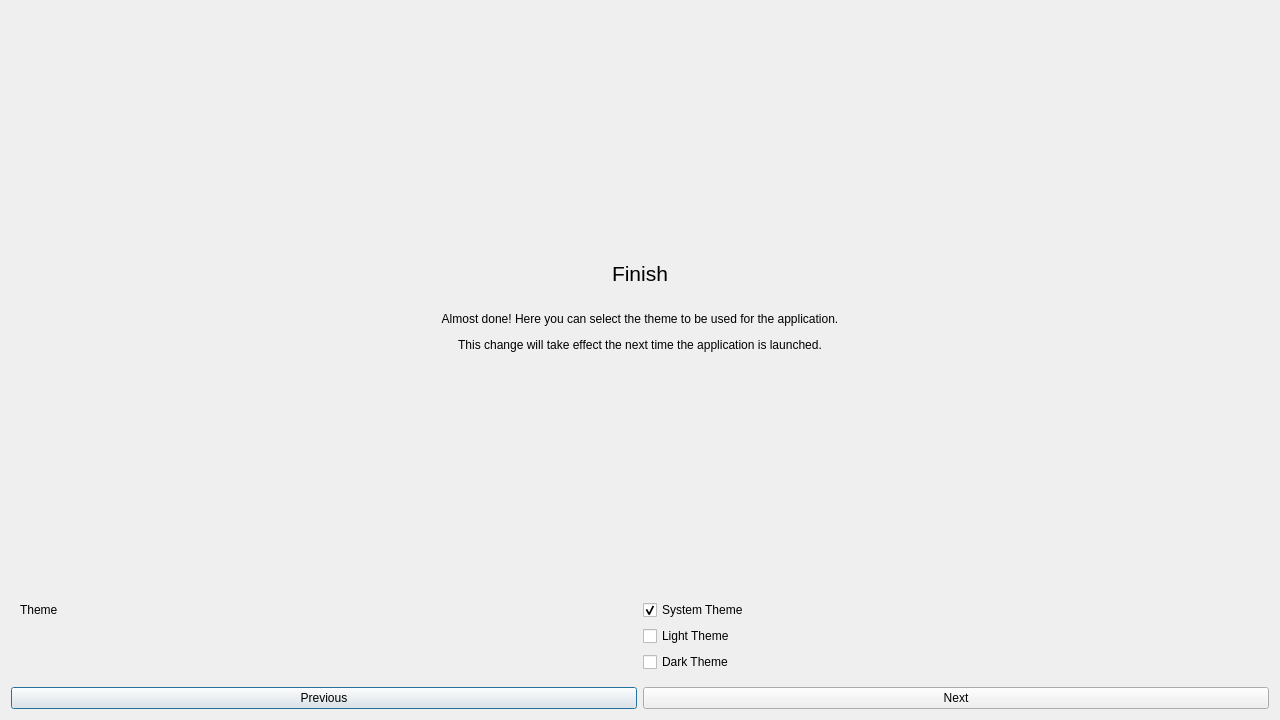
Qt form src/gui/dialogues/firstrundialog.ui (fiffty-50/openPilotLog) before a commit.
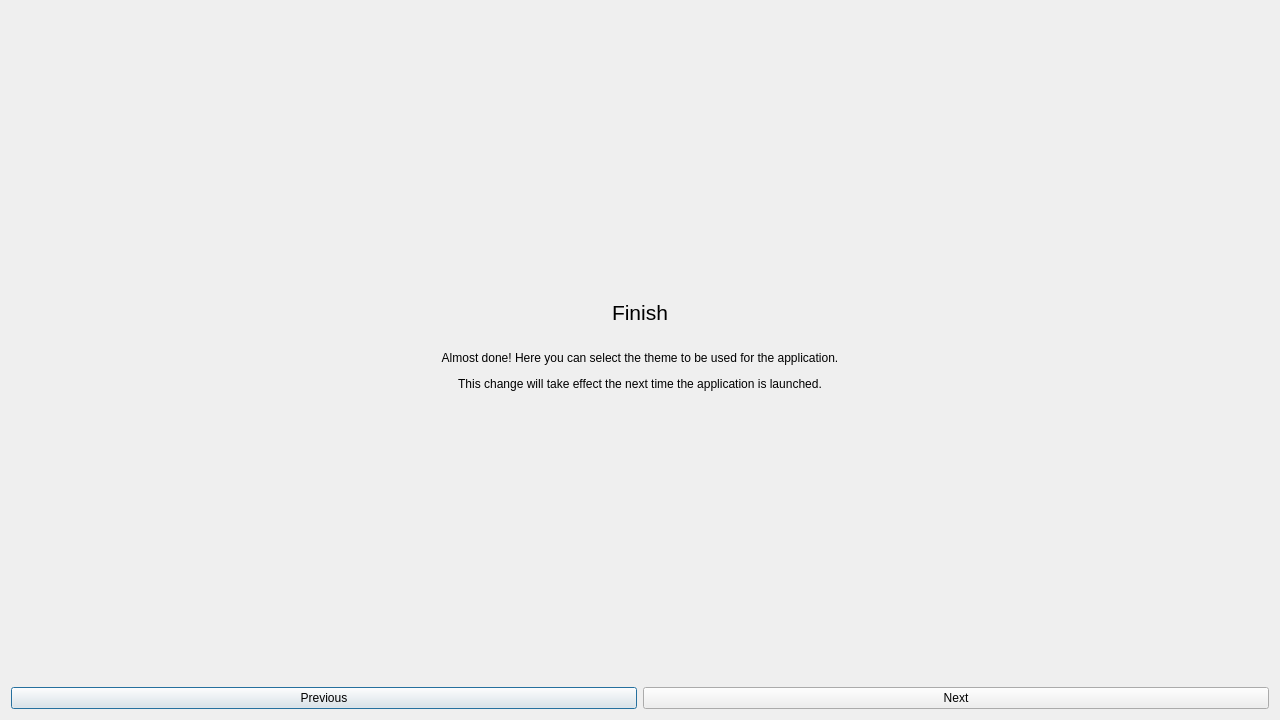
The same form after that commit. The open tabs and pages were chosen to show the change.

Diff of the .ui file:
```diff
--- a/src/gui/dialogues/firstrundialog.ui
+++ b/src/gui/dialogues/firstrundialog.ui
@@ -394,20 +394,6 @@
      </widget>
      <widget class="QWidget" name="stackedWidgetPage3">
       <layout class="QGridLayout" name="gridLayout_4">
-       <item row="2" column="1">
-        <widget class="QCheckBox" name="lightThemeCheckBox">
-         <property name="text">
-          <string>Light Theme</string>
-         </property>
-        </widget>
-       </item>
-       <item row="3" column="1">
-        <widget class="QCheckBox" name="darkThemeCheckBox">
-         <property name="text">
-          <string>Dark Theme</string>
-         </property>
-        </widget>
-       </item>
        <item row="0" column="0" colspan="2">
         <widget class="QLabel" name="label_4">
          <property name="text">
@@ -421,23 +407,6 @@
          </property>
         </widget>
        </item>
-       <item row="1" column="0">
-        <widget class="QLabel" name="themeLabel">
-         <property name="text">
-          <string>Theme</string>
-         </property>
-        </widget>
-       </item>
-       <item row="1" column="1">
-        <widget class="QCheckBox" name="systemThemeCheckBox">
-         <property name="text">
-          <string>System Theme</string>
-         </property>
-         <property name="checked">
-          <bool>true</bool>
-         </property>
-        </widget>
-       </item>
       </layout>
      </widget>
     </widget>
```
Left out of the diff: 3 changed lines with no effect on the pictures.
